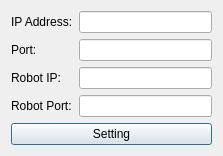
eveningwyn/ICT_UR10, file robotdialog.ui: the form before one commit.
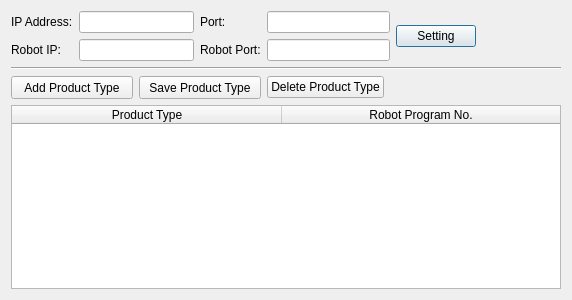
The form after the commit. Icons and pictures are not drawn.

```diff
--- a/robotdialog.ui
+++ b/robotdialog.ui
@@ -6,8 +6,8 @@
    <rect>
     <x>0</x>
     <y>0</y>
-    <width>223</width>
-    <height>146</height>
+    <width>572</width>
+    <height>300</height>
    </rect>
   </property>
   <property name="windowTitle">
@@ -21,19 +21,6 @@
    <enum>Qt::LeftToRight</enum>
   </property>
   <layout class="QGridLayout" name="gridLayout">
-   <item row="4" column="1">
-    <widget class="QLineEdit" name="lineEditRobotPort"/>
-   </item>
-   <item row="4" column="0">
-    <widget class="QLabel" name="labelRobotPort">
-     <property name="layoutDirection">
-      <enum>Qt::RightToLeft</enum>
-     </property>
-     <property name="text">
-      <string>Robot Port:</string>
-     </property>
-    </widget>
-   </item>
    <item row="0" column="0">
     <widget class="QLabel" name="labelIPAddress">
      <property name="layoutDirection">
@@ -44,7 +31,10 @@
      </property>
     </widget>
    </item>
-   <item row="1" column="0">
+   <item row="0" column="1" colspan="2">
+    <widget class="QLineEdit" name="lineEditIPAddress"/>
+   </item>
+   <item row="0" column="3">
     <widget class="QLabel" name="labelPort">
      <property name="layoutDirection">
       <enum>Qt::RightToLeft</enum>
@@ -54,13 +44,10 @@
      </property>
     </widget>
    </item>
-   <item row="1" column="1">
+   <item row="0" column="4" colspan="2">
     <widget class="QLineEdit" name="lineEditPort"/>
    </item>
-   <item row="0" column="1">
-    <widget class="QLineEdit" name="lineEditIPAddress"/>
-   </item>
-   <item row="5" column="0" colspan="2">
+   <item row="0" column="6" rowspan="2">
     <widget class="QPushButton" name="Setting">
      <property name="text">
       <string>Setting</string>
@@ -71,10 +58,20 @@
      </property>
     </widget>
    </item>
-   <item row="3" column="1">
-    <widget class="QLineEdit" name="lineEditRobotPAddress"/>
+   <item row="0" column="7" rowspan="2">
+    <spacer name="horizontalSpacer">
+     <property name="orientation">
+      <enum>Qt::Horizontal</enum>
+     </property>
+     <property name="sizeHint" stdset="0">
+      <size>
+       <width>48</width>
+       <height>20</height>
+      </size>
+     </property>
+    </spacer>
    </item>
-   <item row="3" column="0">
+   <item row="1" column="0">
     <widget class="QLabel" name="labelRobotIPAddress">
      <property name="layoutDirection">
       <enum>Qt::RightToLeft</enum>
@@ -84,6 +81,126 @@
      </property>
     </widget>
    </item>
+   <item row="1" column="1" colspan="2">
+    <widget class="QLineEdit" name="lineEditRobotPAddress"/>
+   </item>
+   <item row="1" column="3">
+    <widget class="QLabel" name="labelRobotPort">
+     <property name="layoutDirection">
+      <enum>Qt::RightToLeft</enum>
+     </property>
+     <property name="text">
+      <string>Robot Port:</string>
+     </property>
+    </widget>
+   </item>
+   <item row="1" column="4" colspan="2">
+    <widget class="QLineEdit" name="lineEditRobotPort"/>
+   </item>
+   <item row="2" column="0" colspan="8">
+    <widget class="Line" name="line">
+     <property name="orientation">
+      <enum>Qt::Horizontal</enum>
+     </property>
+    </widget>
+   </item>
+   <item row="3" column="0" colspan="2">
+    <widget class="QPushButton" name="pushButtonAddType">
+     <property name="sizePolicy">
+      <sizepolicy hsizetype="Fixed" vsizetype="Fixed">
+       <horstretch>0</horstretch>
+       <verstretch>0</verstretch>
+      </sizepolicy>
+     </property>
+     <property name="minimumSize">
+      <size>
+       <width>122</width>
+       <height>23</height>
+      </size>
+     </property>
+     <property name="text">
+      <string>Add Product Type</string>
+     </property>
+    </widget>
+   </item>
+   <item row="3" column="2" colspan="2">
+    <widget class="QPushButton" name="pushButtonSaveType">
+     <property name="sizePolicy">
+      <sizepolicy hsizetype="Fixed" vsizetype="Fixed">
+       <horstretch>0</horstretch>
+       <verstretch>0</verstretch>
+      </sizepolicy>
+     </property>
+     <property name="minimumSize">
+      <size>
+       <width>122</width>
+       <height>23</height>
+      </size>
+     </property>
+     <property name="text">
+      <string>Save Product Type</string>
+     </property>
+    </widget>
+   </item>
+   <item row="3" column="4">
+    <widget class="QPushButton" name="pushButtonDelType">
+     <property name="sizePolicy">
+      <sizepolicy hsizetype="Fixed" vsizetype="Fixed">
+       <horstretch>0</horstretch>
+       <verstretch>0</verstretch>
+      </sizepolicy>
+     </property>
+     <property name="text">
+      <string>Delete Product Type</string>
+     </property>
+    </widget>
+   </item>
+   <item row="3" column="5" colspan="2">
+    <spacer name="horizontalSpacer_2">
+     <property name="orientation">
+      <enum>Qt::Horizontal</enum>
+     </property>
+     <property name="sizeHint" stdset="0">
+      <size>
+       <width>83</width>
+       <height>20</height>
+      </size>
+     </property>
+    </spacer>
+   </item>
+   <item row="3" column="7">
+    <spacer name="horizontalSpacer_4">
+     <property name="orientation">
+      <enum>Qt::Horizontal</enum>
+     </property>
+     <property name="sizeHint" stdset="0">
+      <size>
+       <width>48</width>
+       <height>20</height>
+      </size>
+     </property>
+    </spacer>
+   </item>
+   <item row="4" column="0" colspan="8">
+    <widget class="QTableWidget" name="tableWidgetRobotType">
+     <attribute name="horizontalHeaderDefaultSectionSize">
+      <number>270</number>
+     </attribute>
+     <attribute name="horizontalHeaderStretchLastSection">
+      <bool>true</bool>
+     </attribute>
+     <column>
+      <property name="text">
+       <string>Product Type</string>
+      </property>
+     </column>
+     <column>
+      <property name="text">
+       <string>Robot Program No.</string>
+      </property>
+     </column>
+    </widget>
+   </item>
   </layout>
  </widget>
  <resources>
```
Left out of the diff: 11 changed lines with no effect on the pictures.
